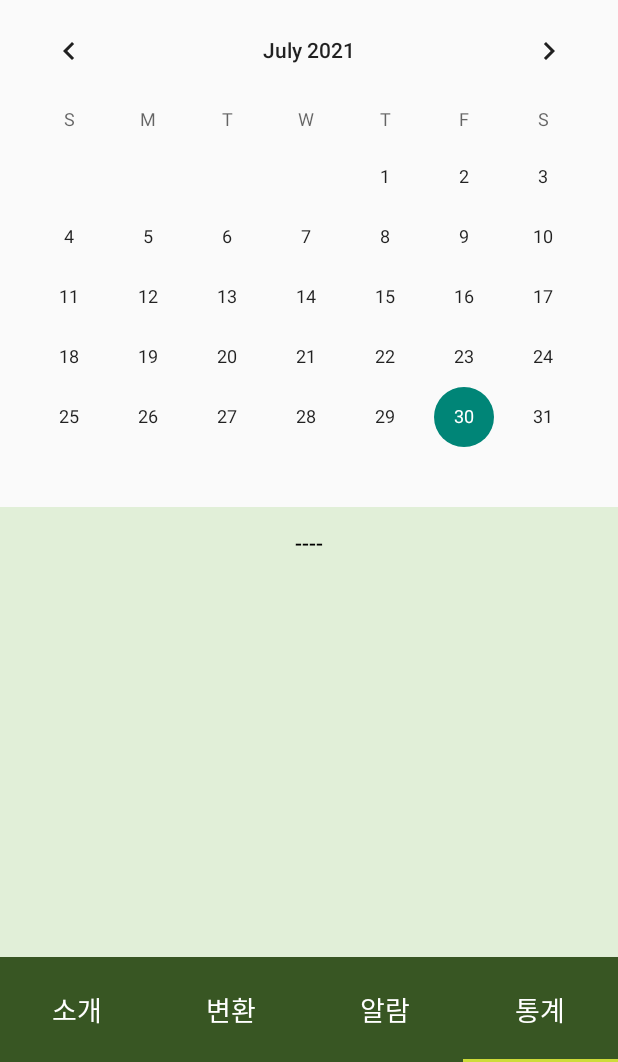
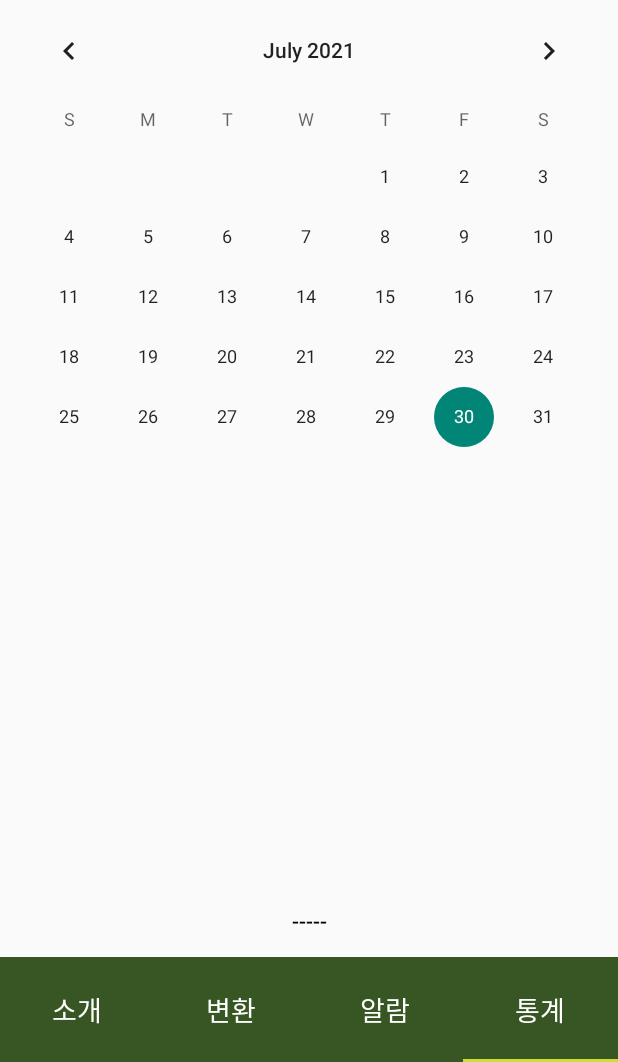
Before and after one commit to MinYeongPark/Ecoworker, an Android app: the screen it shows after launch (MainActivity), item 4 of the bottom bar chosen, on a phone screen of 412 x 824 dp, the part 174-1236 px from its top. Run offline under Robolectric (Android 15) with nearby library versions, the phone set to English and light mode, and no system bars.

Commit message:
add sliding

```diff
--- a/app/src/main/res/layout/fragment_stat.xml
+++ b/app/src/main/res/layout/fragment_stat.xml
@@ -10,26 +10,8 @@
         android:layout_width="match_parent"
         android:layout_height="wrap_content"/>
 
-    <RelativeLayout
-        android:layout_width="match_parent"
-        android:layout_height="match_parent"
-        android:background="#e1efd8">
-        <Button
-            android:layout_alignParentTop="true"
-            android:layout_centerHorizontal="true"
-            android:layout_width="wrap_content"
-            android:layout_height="wrap_content"
-            android:background="#00ff0000"
-            android:text="----"
-            android:textColor="@color/black"/>
-    </RelativeLayout>
-    <CalendarView
-        android:id="@+id/Calendar2"
-        android:layout_width="match_parent"
-        android:layout_height="400dp"/>
-
     <SlidingDrawer
-        android:id="@+id/slidingDrawer1"
+        android:id="@+id/slidingDrawer"
         android:layout_width="match_parent"
         android:layout_height="wrap_content"
         android:content="@+id/content"
@@ -50,7 +32,6 @@
             android:background="#e1efd8"
             android:gravity="center"
             android:orientation="vertical">
-
         </LinearLayout>
     </SlidingDrawer>
-</LinearLayout>
+    </LinearLayout>
```
